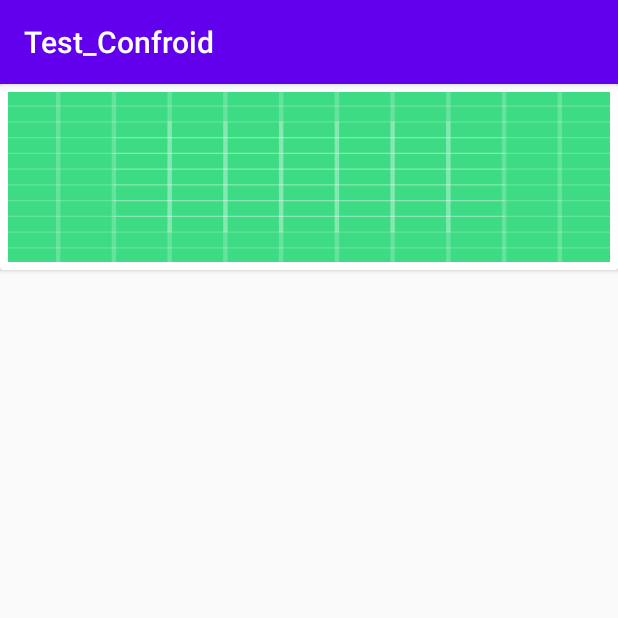
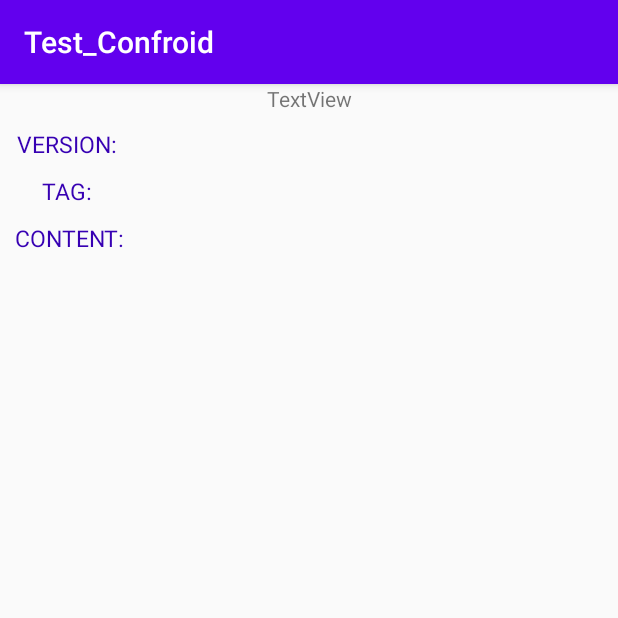
Before and after one commit to alopesmendes/Android, an Android app: the ConfigActivity screen opened directly, with no data from a screen before it, on a phone screen of 412 x 824 dp, the top half of it. Run offline under Robolectric (Android 15) with nearby library versions, the phone set to English and light mode, and no system bars.

Commit message:
display config description

```diff
--- a/Test_Confroid/app/src/main/java/fr/umlv/test_confroid/ConfigActivity.kt
+++ b/Test_Confroid/app/src/main/java/fr/umlv/test_confroid/ConfigActivity.kt
@@ -2,10 +2,26 @@ package fr.umlv.test_confroid
 
 import androidx.appcompat.app.AppCompatActivity
 import android.os.Bundle
+import android.util.Log
+import android.widget.TextView
+import kotlinx.android.synthetic.main.activity_display_config.*
 
 class ConfigActivity : AppCompatActivity() {
+
     override fun onCreate(savedInstanceState: Bundle?) {
         super.onCreate(savedInstanceState)
-        setContentView(R.layout.activity_config)
+        setContentView(R.layout.activity_display_config)
+
+        val intent = intent
+        if (intent != null) {
+            var config: Config
+            if (intent.hasExtra("config")) {
+                config = intent.extras?.get("config") as Config
+                AppNameConfig.text = config.app
+                textVersionConfig.text = config.version.toString()
+                textTagConfig.text = config.tag
+                textContent.text = config.content
+            }
+        }
     }
 }
--- /dev/null
+++ b/Test_Confroid/app/src/main/res/layout/activity_display_config.xml
@@ -0,0 +1,95 @@
+<?xml version="1.0" encoding="utf-8"?>
+<androidx.constraintlayout.widget.ConstraintLayout
+    xmlns:android="http://schemas.android.com/apk/res/android"
+    xmlns:app="http://schemas.android.com/apk/res-auto"
+    xmlns:tools="http://schemas.android.com/tools"
+    android:layout_width="match_parent"
+    android:layout_height="match_parent">
+
+    <TextView
+        android:id="@+id/AppNameConfig"
+        android:layout_width="wrap_content"
+        android:layout_height="wrap_content"
+        android:text="TextView"
+        app:layout_constraintEnd_toEndOf="parent"
+        app:layout_constraintStart_toStartOf="parent"
+        app:layout_constraintTop_toTopOf="parent" />
+
+    <androidx.constraintlayout.widget.Barrier
+        android:id="@+id/barrier"
+        android:layout_width="wrap_content"
+        android:layout_height="wrap_content"
+        app:barrierDirection="end"
+        app:constraint_referenced_ids="textVersionInfo, textTagInfo" />
+
+    <TextView
+        android:id="@+id/textVersionInfo"
+        android:textSize="15sp"
+        android:layout_width="wrap_content"
+        android:layout_height="wrap_content"
+        android:text="VERSION: "
+        app:layout_constraintBaseline_toBaselineOf="@id/textVersionConfig"
+        app:layout_constraintEnd_toStartOf="@id/barrier"
+        app:layout_constraintTop_toTopOf="parent"
+        app:layout_constraintStart_toStartOf="parent"
+        app:layout_constraintTop_toBottomOf="@id/AppNameConfig"
+        android:textColor="@color/colorPrimaryDark"/>
+
+    <TextView
+        android:id="@+id/textVersionConfig"
+        android:textSize="15sp"
+        android:layout_width="wrap_content"
+        android:layout_height="wrap_content"
+        android:padding="10dp"
+        app:layout_constraintEnd_toEndOf="parent"
+        app:layout_constraintStart_toEndOf="@id/barrier"
+        app:layout_constraintTop_toBottomOf="@id/AppNameConfig" />
+
+    <TextView
+        android:id="@+id/textTagInfo"
+        android:textSize="15sp"
+        android:text="TAG: "
+        android:layout_width="wrap_content"
+        android:layout_height="wrap_content"
+        app:layout_constraintBaseline_toBaselineOf="@id/textTagConfig"
+        app:layout_constraintEnd_toStartOf="@id/barrier"
+        app:layout_constraintTop_toTopOf="parent"
+        app:layout_constraintStart_toStartOf="parent"
+        app:layout_constraintTop_toBottomOf="@id/AppNameConfig"
+        android:textColor="@color/colorPrimaryDark"
+        />
+
+    <TextView
+        android:id="@+id/textTagConfig"
+        android:layout_width="wrap_content"
+        android:layout_height="wrap_content"
+        app:layout_constraintTop_toBottomOf="@+id/textVersionConfig"
+        android:textSize="15sp"
+        app:layout_constraintEnd_toEndOf="parent"
+        app:layout_constraintStart_toEndOf="@id/barrier"
+        />
+
+    <TextView
+        android:id="@+id/textContentInfo"
+        android:layout_width="wrap_content"
+        android:layout_height="wrap_content"
+        app:layout_constraintTop_toBottomOf="@+id/textTagConfig"
+        app:layout_constraintStart_toStartOf="parent"
+        app:layout_constraintEnd_toStartOf="@id/barrier"
+        android:textSize="15sp"
+        android:text="CONTENT:"
+        android:padding="10dp"
+        android:textColor="@color/colorPrimaryDark"
+        />
+
+    <TextView
+        android:id="@+id/textContent"
+        android:layout_width="match_parent"
+        android:layout_height="wrap_content"
+        app:layout_constraintTop_toBottomOf="@+id/textContentInfo"
+        app:layout_constraintStart_toStartOf="parent"
+        app:layout_constraintEnd_toEndOf="parent"
+        android:textSize="15sp"
+        />
+
+</androidx.constraintlayout.widget.ConstraintLayout>
```
